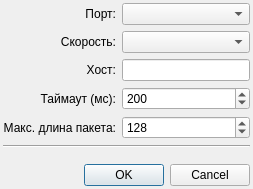
The window that src/mkstudio/ui/initdialog.ui (alex-krutikov/MkStudio) describes before a commit, drawn with Qt 5.
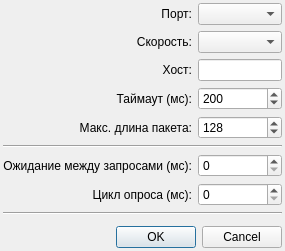
The same window after the commit.

Patch:
```diff
--- a/src/mkstudio/ui/initdialog.ui
+++ b/src/mkstudio/ui/initdialog.ui
@@ -6,8 +6,8 @@
    <rect>
     <x>0</x>
     <y>0</y>
-    <width>253</width>
-    <height>189</height>
+    <width>285</width>
+    <height>239</height>
    </rect>
   </property>
   <property name="windowTitle">
@@ -124,15 +124,62 @@
      <item row="2" column="1">
       <widget class="QLineEdit" name="le_tcp_server"/>
      </item>
+     <item row="6" column="0">
+      <widget class="QLabel" name="label_2">
+       <property name="text">
+        <string>Ожидание между запросами (мс):</string>
+       </property>
+       <property name="alignment">
+        <set>Qt::AlignRight|Qt::AlignTrailing|Qt::AlignVCenter</set>
+       </property>
+      </widget>
+     </item>
+     <item row="7" column="0">
+      <widget class="QLabel" name="label_5">
+       <property name="text">
+        <string>Цикл опроса (мс):</string>
+       </property>
+       <property name="alignment">
+        <set>Qt::AlignRight|Qt::AlignTrailing|Qt::AlignVCenter</set>
+       </property>
+      </widget>
+     </item>
+     <item row="6" column="1">
+      <widget class="QSpinBox" name="sb_tr_delay">
+       <property name="maximum">
+        <number>10000</number>
+       </property>
+       <property name="singleStep">
+        <number>10</number>
+       </property>
+      </widget>
+     </item>
+     <item row="7" column="1">
+      <widget class="QSpinBox" name="sb_cycle_time">
+       <property name="maximum">
+        <number>1000000</number>
+       </property>
+       <property name="singleStep">
+        <number>100</number>
+       </property>
+      </widget>
+     </item>
+     <item row="5" column="0" colspan="2">
+      <widget class="Line" name="line_2">
+       <property name="orientation">
+        <enum>Qt::Horizontal</enum>
+       </property>
+      </widget>
+     </item>
+     <item row="8" column="0" colspan="2">
+      <widget class="Line" name="line">
+       <property name="orientation">
+        <enum>Qt::Horizontal</enum>
+       </property>
+      </widget>
+     </item>
     </layout>
    </item>
-   <item>
-    <widget class="Line" name="line">
-     <property name="orientation">
-      <enum>Qt::Horizontal</enum>
-     </property>
-    </widget>
-   </item>
    <item>
     <spacer>
      <property name="orientation">
@@ -144,7 +191,7 @@
      <property name="sizeHint" stdset="0">
       <size>
        <width>20</width>
-       <height>10</height>
+       <height>5</height>
       </size>
      </property>
     </spacer>
```
Left out of the diff: 2 changed lines with no effect on the pictures.
